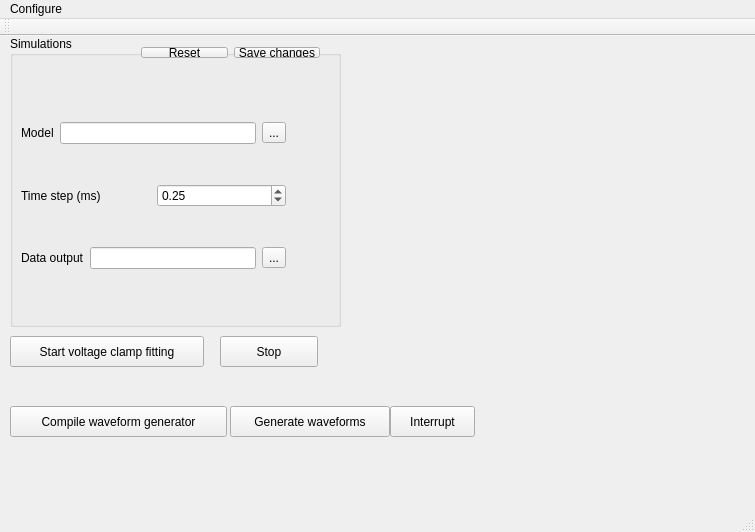
Qt form gui/mainwindow.ui (CompEphys-team/rtdo) before a commit.
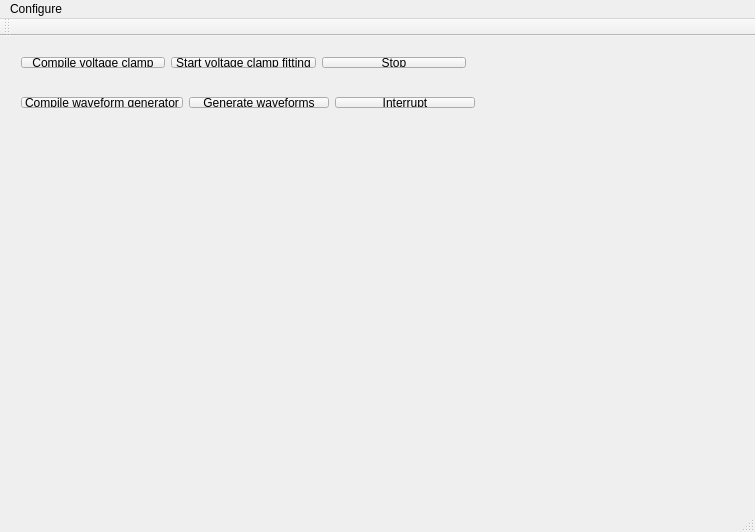
The same form after that commit.

The edit to the form file:
```diff
--- a/gui/mainwindow.ui
+++ b/gui/mainwindow.ui
@@ -14,189 +14,71 @@
    <string>MainWindow</string>
   </property>
   <widget class="QWidget" name="centralWidget">
-   <widget class="QGroupBox" name="groupBox">
+   <widget class="QWidget" name="">
     <property name="geometry">
      <rect>
       <x>10</x>
-      <y>0</y>
-      <width>331</width>
-      <height>291</height>
+      <y>50</y>
+      <width>476</width>
+      <height>33</height>
      </rect>
     </property>
-    <property name="title">
-     <string>Simulations</string>
-    </property>
-    <widget class="QWidget" name="layoutWidget_2">
-     <property name="geometry">
-      <rect>
-       <x>120</x>
-       <y>0</y>
-       <width>201</width>
-       <height>33</height>
-      </rect>
-     </property>
-     <layout class="QHBoxLayout" name="horizontalLayout_22">
-      <item>
-       <widget class="QPushButton" name="simparams_reset">
-        <property name="text">
-         <string>Reset</string>
-        </property>
-       </widget>
-      </item>
-      <item>
-       <widget class="QPushButton" name="simparams_apply">
-        <property name="text">
-         <string>Save changes</string>
-        </property>
-       </widget>
-      </item>
-     </layout>
-    </widget>
-    <widget class="QWidget" name="layoutWidget">
-     <property name="geometry">
-      <rect>
-       <x>0</x>
-       <y>41</y>
-       <width>287</width>
-       <height>238</height>
-      </rect>
-     </property>
-     <layout class="QVBoxLayout" name="verticalLayout_5">
-      <item>
-       <layout class="QHBoxLayout" name="horizontalLayout_28">
-        <item>
-         <widget class="QLabel" name="label_26">
-          <property name="text">
-           <string>Model</string>
-          </property>
-         </widget>
-        </item>
-        <item>
-         <widget class="QLineEdit" name="modelfile"/>
-        </item>
-        <item>
-         <widget class="QToolButton" name="modelfile_browse">
-          <property name="text">
-           <string>...</string>
-          </property>
-         </widget>
-        </item>
-       </layout>
-      </item>
-      <item>
-       <layout class="QHBoxLayout" name="horizontalLayout_27">
-        <item>
-         <widget class="QLabel" name="label_25">
-          <property name="text">
-           <string>Time step (ms)</string>
-          </property>
-         </widget>
-        </item>
-        <item>
-         <widget class="QDoubleSpinBox" name="dt">
-          <property name="maximum">
-           <double>9.990000000000000</double>
-          </property>
-          <property name="singleStep">
-           <double>0.050000000000000</double>
-          </property>
-          <property name="value">
-           <double>0.250000000000000</double>
-          </property>
-         </widget>
-        </item>
-       </layout>
-      </item>
-      <item>
-       <layout class="QHBoxLayout" name="horizontalLayout_26">
-        <item>
-         <widget class="QLabel" name="label_24">
-          <property name="text">
-           <string>Data output</string>
-          </property>
-         </widget>
-        </item>
-        <item>
-         <widget class="QLineEdit" name="outdir"/>
-        </item>
-        <item>
-         <widget class="QToolButton" name="outdir_browse">
-          <property name="text">
-           <string>...</string>
-          </property>
-         </widget>
-        </item>
-       </layout>
-      </item>
-     </layout>
-    </widget>
-    <zorder>layoutWidget</zorder>
-    <zorder>layoutWidget_2</zorder>
+    <layout class="QHBoxLayout" name="horizontalLayout">
+     <item>
+      <widget class="QPushButton" name="wavegen_compile">
+       <property name="text">
+        <string>Compile waveform generator</string>
+       </property>
+      </widget>
+     </item>
+     <item>
+      <widget class="QPushButton" name="wavegen_start">
+       <property name="text">
+        <string>Generate waveforms</string>
+       </property>
+      </widget>
+     </item>
+     <item>
+      <widget class="QPushButton" name="wavegen_stop">
+       <property name="text">
+        <string>Interrupt</string>
+       </property>
+      </widget>
+     </item>
+    </layout>
    </widget>
-   <widget class="QPushButton" name="vclamp_start">
+   <widget class="QWidget" name="">
     <property name="geometry">
      <rect>
       <x>10</x>
-      <y>300</y>
-      <width>194</width>
-      <height>31</height>
+      <y>10</y>
+      <width>467</width>
+      <height>33</height>
      </rect>
     </property>
-    <property name="text">
-     <string>Start voltage clamp fitting</string>
-    </property>
-   </widget>
-   <widget class="QPushButton" name="vclamp_stop">
-    <property name="geometry">
-     <rect>
-      <x>220</x>
-      <y>300</y>
-      <width>98</width>
-      <height>31</height>
-     </rect>
-    </property>
-    <property name="text">
-     <string>Stop</string>
-    </property>
-   </widget>
-   <widget class="QPushButton" name="wavegen_start">
-    <property name="geometry">
-     <rect>
-      <x>230</x>
-      <y>370</y>
-      <width>160</width>
-      <height>31</height>
-     </rect>
-    </property>
-    <property name="text">
-     <string>Generate waveforms</string>
-    </property>
-   </widget>
-   <widget class="QPushButton" name="wavegen_stop">
-    <property name="geometry">
-     <rect>
-      <x>390</x>
-      <y>370</y>
-      <width>85</width>
-      <height>31</height>
-     </rect>
-    </property>
-    <property name="text">
-     <string>Interrupt</string>
-    </property>
-   </widget>
-   <widget class="QPushButton" name="wavegen_compile">
-    <property name="geometry">
-     <rect>
-      <x>10</x>
-      <y>370</y>
-      <width>217</width>
-      <height>31</height>
-     </rect>
-    </property>
-    <property name="text">
-     <string>Compile waveform generator</string>
-    </property>
+    <layout class="QHBoxLayout" name="horizontalLayout_2">
+     <item>
+      <widget class="QPushButton" name="vclamp_compile">
+       <property name="text">
+        <string>Compile voltage clamp</string>
+       </property>
+      </widget>
+     </item>
+     <item>
+      <widget class="QPushButton" name="vclamp_start">
+       <property name="text">
+        <string>Start voltage clamp fitting</string>
+       </property>
+      </widget>
+     </item>
+     <item>
+      <widget class="QPushButton" name="vclamp_stop">
+       <property name="text">
+        <string>Stop</string>
+       </property>
+      </widget>
+     </item>
+    </layout>
    </widget>
   </widget>
   <widget class="QMenuBar" name="menuBar">
```
Left out of the diff: 6 changed lines with no effect on the pictures.
